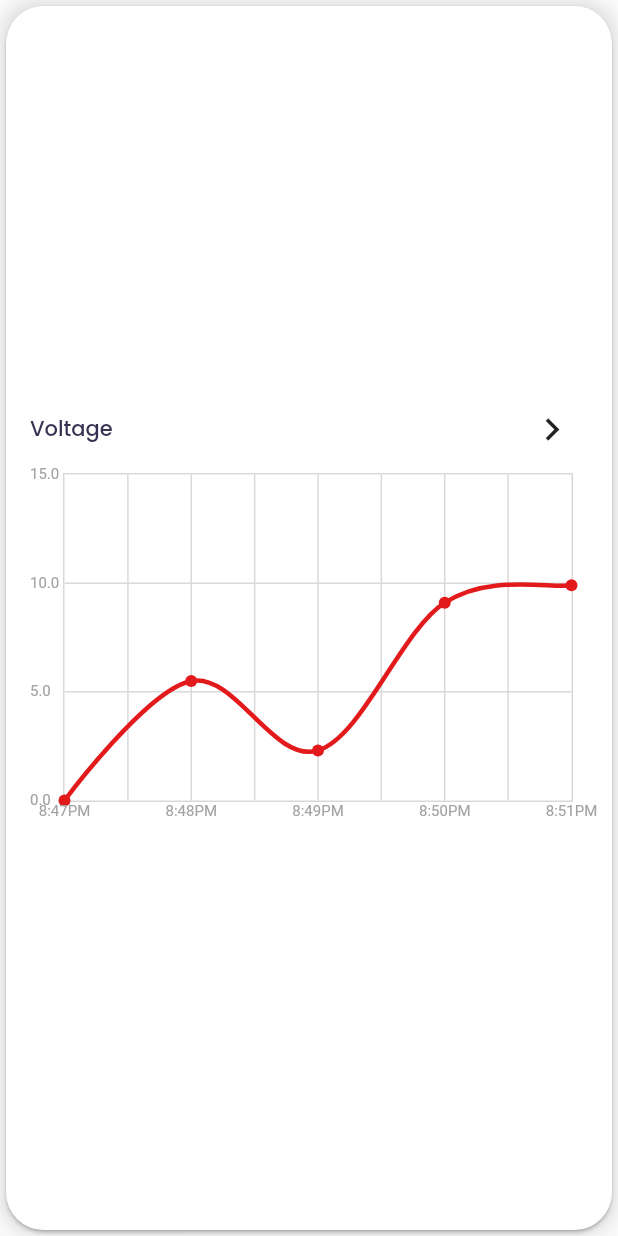
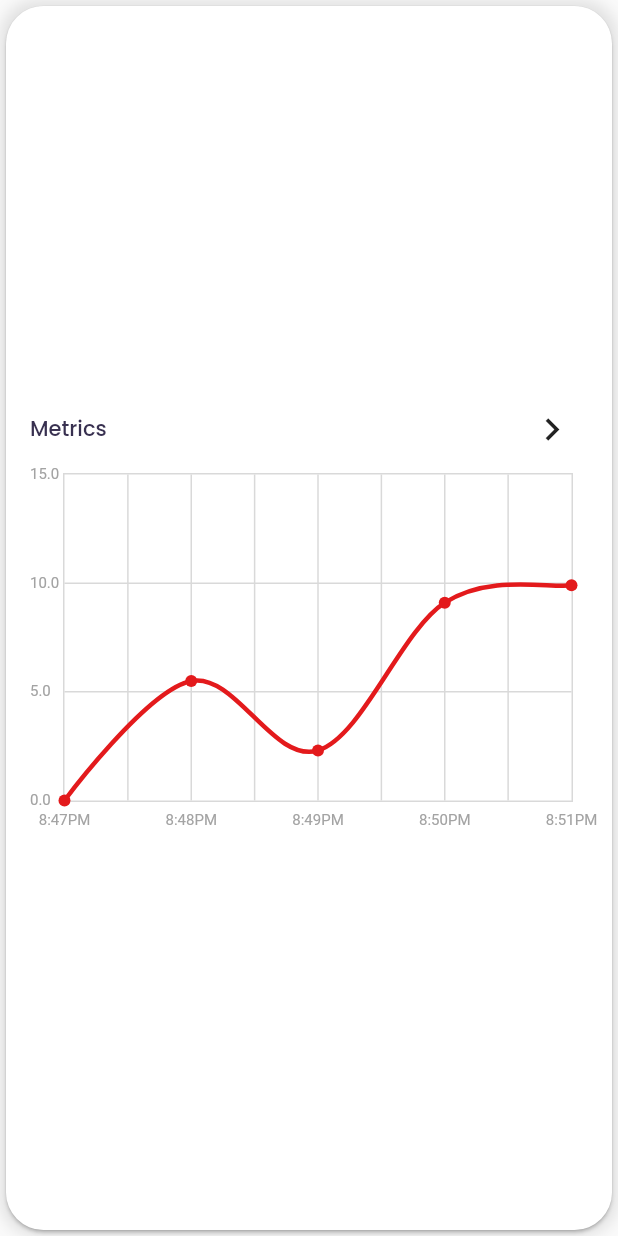
Before and after one commit to solaris-senior-design/solaris-mobile-app, a Flutter app: the MetricLineChartCard widget shown alone on an empty page, opened directly, on a phone screen of 412 x 824 dp. Run offline on Flutter 3.47's test engine with Material 2 defaults, Android fonts, the phone set to English and light mode, and no system bars; drawn by our look-alikes of fl_chart; our stand-ins replace flutter_svg; network calls fail; project files that could hold a hidden picture were left out.

Commit message:
restructured dashboard layout and continued styling line chart

```diff
--- a/lib/utils/constants.dart
+++ b/lib/utils/constants.dart
@@ -82,10 +82,9 @@ const kMetricsValueTextStyle = TextStyle(
 );
 
 const kDashboardTimeBodyText = TextStyle(
-  fontSize: 16,
+  fontSize: 12,
   fontFamily: "Poppins",
   color: kThemePrimaryColor,
-  fontWeight: FontWeight.w400,
 );
 
 const kDashboardTimeHeadingText = TextStyle(
--- a/lib/widgets/metric_line_chart.dart
+++ b/lib/widgets/metric_line_chart.dart
@@ -40,7 +40,7 @@ class _MetricLineChartCard extends State<MetricLineChartCard> {
                 mainAxisAlignment: MainAxisAlignment.spaceBetween,
                 children: [
                   const Text(
-                    'Voltage',
+                    'Metrics',
                     style: kMetricLineChartHeadingText,
                   ),
                   Row(
@@ -85,9 +85,12 @@ class _MetricLineChartCard extends State<MetricLineChartCard> {
                               showTitles: true,
                               interval: 1,
                               getTitlesWidget: (value, meta) {
-                                return Text(
-                                  voltageTimeStamps[value.toInt()],
-                                  style: kMetricLineChartBorderText,
+                                return Padding(
+                                  padding: const EdgeInsets.only(top: 6.0),
+                                  child: Text(
+                                    voltageTimeStamps[value.toInt()],
+                                    style: kMetricLineChartBorderText,
+                                  ),
                                 );
                               }),
                         ),
```
Also changed, not shown: lib/screens/dashboard_screen.dart (+27 -33 lines).
